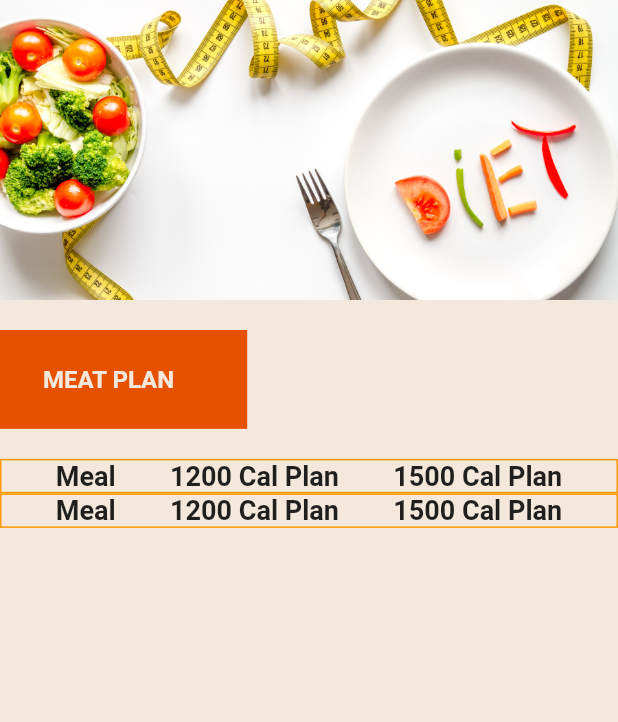
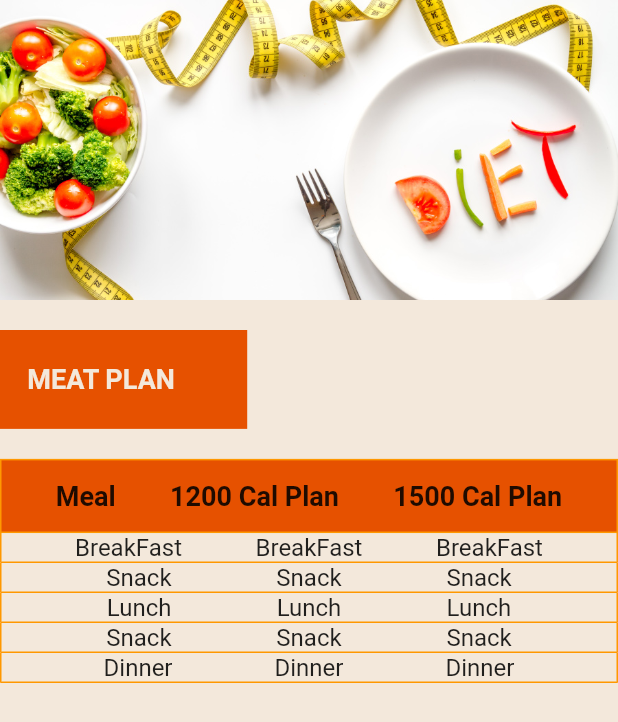
Before and after one commit to IamShahabAlam/You-re-Fit-App, a Flutter app: the Diet_Page screen opened directly, on a phone screen of 412 x 824 dp. Shown: the top 722 px of the screen. Run offline on Flutter 3.47's test engine with Material 2 defaults, Android fonts, the phone set to English and light mode, and no system bars; our stand-ins replace animated_splash_screen, flutter_advanced_drawer, font_awesome_flutter, motion_toast; missing offline and left inert: clippy_flutter.

Commit message:
Initial Commit

```diff
--- a/lib/components/constants.dart
+++ b/lib/components/constants.dart
@@ -51,3 +51,11 @@ const KResultActivity = TextStyle(color: kBG, fontSize: 20, fontWeight: FontWeig
 
 
 const kweightGuide = TextStyle(color: Color(0xFFFF6C00),fontWeight: FontWeight.w900,fontSize: 30);
+
+
+// ======================== Weight Guide constants ====================
+
+
+
+const kListHead = TextStyle(fontSize: 18.0 , fontWeight: FontWeight.bold );
+const kListBody = TextStyle(fontSize: 16.0 );
--- a/lib/screens/diet_Page.dart
+++ b/lib/screens/diet_Page.dart
@@ -14,8 +14,10 @@ class _Diet_PageState extends State<Diet_Page> {
 
   // Weight Loss Plan Lists
   var _meal = ["BreakFast", "Snack", "Lunch", "Snack", "Dinner"];
-  var _oneWLPlan = ["All-bran cereal (125) Milk (50)","Cucumber (30)Avocado dip (50)","Grilled cheese with tomato (300)Salad (50)","Walnuts (100)" , "Grilled Chicken (200)Brussel sprouts (100)Quinoa (105)  "];
-  var _twoWLPlan = ["Granola (120)Greek yogurt (120)Blueberries (40)","Orange (70)","Chicken and vegetable soup (300)Bread (100)","Apple (75)Peanut butter (75)","Steak (375)Mashed potatoes (150) Asparagus (75)",];
+  var _mealk = ["BreakFast", "Snack", "Lunch", "Snack", "Dinner"];
+  var _mealq = ["BreakFast", "Snack", "Lunch", "Snack", "Dinner"];
+  // var _oneWLPlan = ["All-bran cereal (125) Milk (50)","Cucumber (30)Avocado dip (50)","Grilled cheese with tomato (300)Salad (50)","Walnuts (100)" , "Grilled Chicken (200)Brussel sprouts (100)Quinoa (105)  "];
+  // var _twoWLPlan = ["Granola (120)Greek yogurt (120)Blueberries (40)","Orange (70)","Chicken and vegetable soup (300)Bread (100)","Apple (75)Peanut butter (75)","Steak (375)Mashed potatoes (150) Asparagus (75)",];
 
   @override
   Widget build(BuildContext context) {
@@ -41,45 +43,53 @@ class _Diet_PageState extends State<Diet_Page> {
                   triangleHeight: 30 ,
                   child: Container(
                       margin: EdgeInsets.symmetric(vertical: 20),
-                      padding: EdgeInsets.only(right: 20),
+                      padding: EdgeInsets.only(right: 30),
                       color: kBMRactiveCardColor,
                       height: _h*0.08, width: _w*0.4,
                       alignment: Alignment.center,
-                      child: Text("Meat Plan".toUpperCase() , style: TextStyle(fontSize: 16.0,color: kBG, fontWeight: FontWeight.bold),)),
+                      child: Text("Meat Plan".toUpperCase() , style: TextStyle(fontSize: 18.0,color: kBG, fontWeight: FontWeight.bold),)),
 
                 ),
 
 // Heading
                 Container(
+                  height: _h*0.06,
                   decoration: BoxDecoration(
-                    border: Border.all(color: kactiveCardColor ) ,
+                    border: Border.all(color: kactiveCardColor),
+                    color: kBMRactiveCardColor
                   ),
 
                   child: Row( mainAxisAlignment: MainAxisAlignment.spaceEvenly,
                     children: [
-                      Text("Meal", style: TextStyle(fontSize: 18.0 , fontWeight: FontWeight.bold )),
-                      Text("1200 Cal Plan", style: TextStyle(fontSize: 18.0 , fontWeight: FontWeight.bold)),
-                      Text("1500 Cal Plan", style: TextStyle(fontSize: 18.0 , fontWeight:  FontWeight.bold)),
+                      Text("Meal", style: kListHead),
+                      Text("1200 Cal Plan", style: kListHead),
+                      Text("1500 Cal Plan", style: kListHead),
                     ],
                   ),
                 ),
 
 // Body
-              Container(
+
+              ListView.builder(
+                  physics: NeverScrollableScrollPhysics(),  // For Allowing scrolling with in SingleChildScrollView
+                  shrinkWrap: true,             // for using multiple containers in ListView
+                  itemCount: _meal.length,
+                  itemBuilder: (context, index){
+                    return Container(
                       decoration: BoxDecoration(
-                  border: Border.all(color: kactiveCardColor ) ,
+                        border: Border(right: BorderSide(color: kactiveCardColor), left: BorderSide(color: kactiveCardColor), bottom: BorderSide(color: kactiveCardColor)) ,
                       ),
 
                       child: Row( mainAxisAlignment: MainAxisAlignment.spaceEvenly,
                         children: [
-                    Text("Meal", style: TextStyle(fontSize: 18.0 , fontWeight: FontWeight.bold )),
-                    Text("1200 Cal Plan", style: TextStyle(fontSize: 18.0 , fontWeight: FontWeight.bold)),
-                    Text("1500 Cal Plan", style: TextStyle(fontSize: 18.0 , fontWeight:  FontWeight.bold)),
+                          Text(_meal[index], style: kListBody),
+                          Text(_mealk[index], style:kListBody),
+                          Text(_mealq[index], style: kListBody),
                         ],
                       ),
+                    );
+                  }
               ),
-
-
           ],),
         ),
       ),
```
Lines whose indentation alone changed are shown as unchanged.
